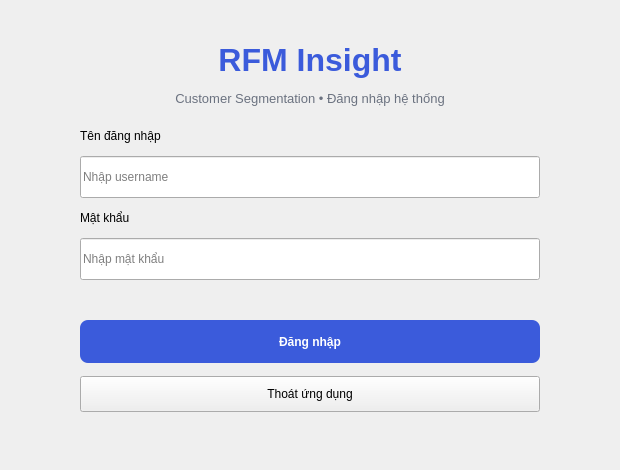
The window that ui_app/ui/LoginMainWindow.ui (Trinh186/Machine-Learning) describes before a commit, drawn with Qt 5.
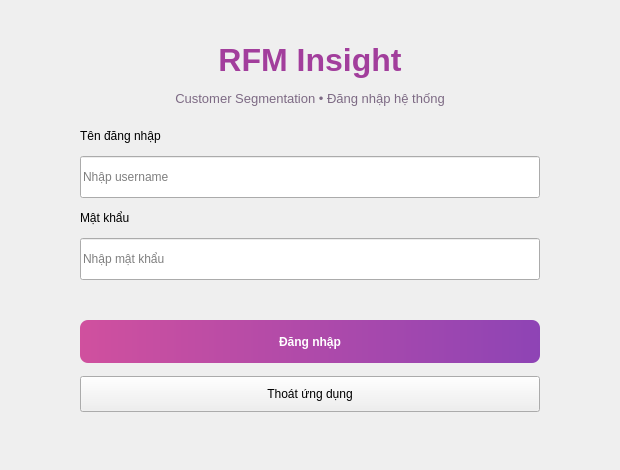
The same window after the commit.

Patch:
```diff
--- a/ui_app/ui/LoginMainWindow.ui
+++ b/ui_app/ui/LoginMainWindow.ui
@@ -16,14 +16,14 @@
      <widget class="QLabel" name="lblAppTitle">
       <property name="text"><string>RFM Insight</string></property>
       <property name="alignment"><set>Qt::AlignCenter</set></property>
-      <property name="styleSheet"><string notr="true">font-size: 24pt; font-weight: bold; color: #3B5BDB;</string></property>
+      <property name="styleSheet"><string notr="true">font-size: 24pt; font-weight: bold; color: #A23E9C;</string></property>
      </widget>
     </item>
     <item>
      <widget class="QLabel" name="lblSubtitle">
       <property name="text"><string>Customer Segmentation • Đăng nhập hệ thống</string></property>
       <property name="alignment"><set>Qt::AlignCenter</set></property>
-      <property name="styleSheet"><string notr="true">color: #6B7280; font-size: 10pt;</string></property>
+      <property name="styleSheet"><string notr="true">color: #7D6A84; font-size: 10pt;</string></property>
      </widget>
     </item>
     <item><spacer name="spacerTop"><property name="orientation"><enum>Qt::Vertical</enum></property><property name="sizeHint" stdset="0"><size><width>20</width><height>15</height></size></property></spacer></item>
@@ -53,7 +53,7 @@
      <widget class="QPushButton" name="btnLogin">
       <property name="text"><string>Đăng nhập</string></property>
       <property name="minimumSize"><size><width>0</width><height>43</height></size></property>
-      <property name="styleSheet"><string notr="true">QPushButton{background-color:#3B5BDB;color:white;border:0;border-radius:8px;font-weight:600;} QPushButton:hover{background-color:#2B48C0;}</string></property>
+      <property name="styleSheet"><string notr="true">QPushButton{background:qlineargradient(x1:0, y1:0, x2:1, y2:0, stop:0 #D0509E, stop:1 #8E44B5);color:white;border:0;border-radius:8px;font-weight:600;} QPushButton:hover{background:qlineargradient(x1:0, y1:0, x2:1, y2:0, stop:0 #B8408A, stop:1 #7A3A9E);}</string></property>
      </widget>
     </item>
     <item>
```
